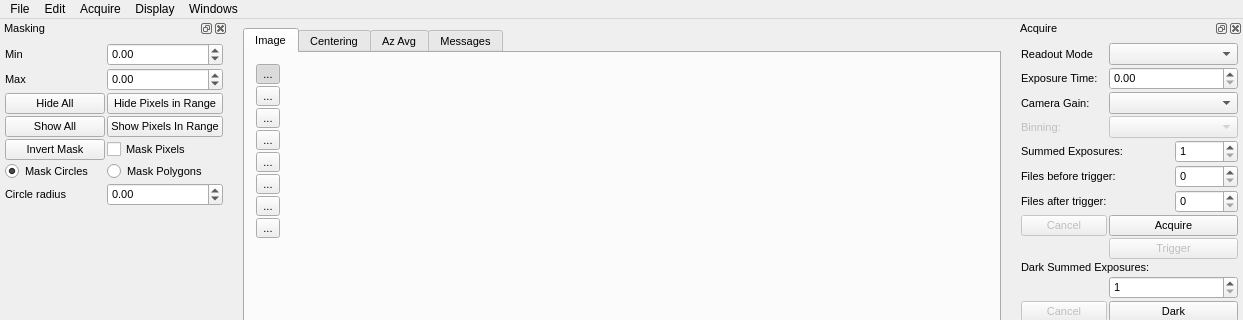
Before: the Qt Designer form qxrdwindow.ui in guyjennings/qxrd, drawn with Qt 5; both pictures show x 0 to 1243 and y 0 to 320 of the 1243 by 843 pixel window.
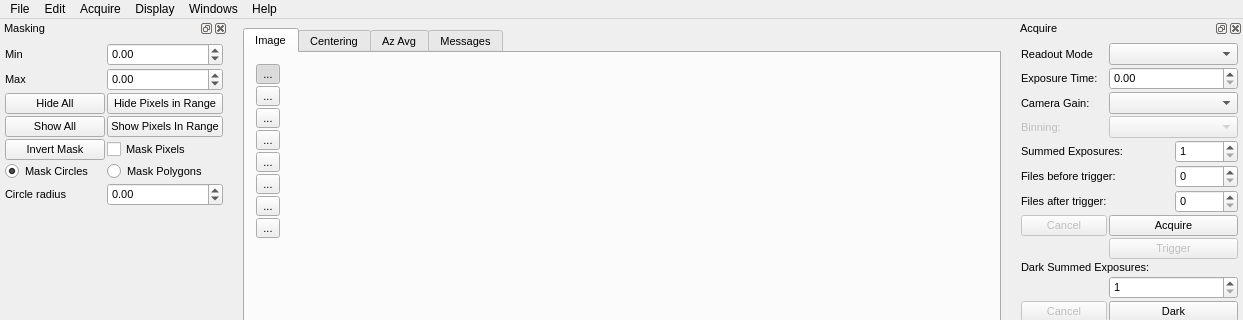
After: the same form once the commit is applied. Icons and pictures are not drawn. Custom widgets are drawn as their Qt base class.

Commit message: Added help menu with an about dialog and a link to the documentation web site

The edit to the form file:
```diff
--- a/qxrdwindow.ui
+++ b/qxrdwindow.ui
@@ -730,11 +730,19 @@
      <string>Windows</string>
     </property>
    </widget>
+   <widget class="QMenu" name="menuHelp">
+    <property name="title">
+     <string>Help</string>
+    </property>
+    <addaction name="m_ActionAboutQXRD"/>
+    <addaction name="m_ActionOpenQXRDWebPage"/>
+   </widget>
    <addaction name="menuFile"/>
    <addaction name="menuEdit"/>
    <addaction name="menuAcquire"/>
    <addaction name="menuDisplay"/>
    <addaction name="m_WindowsMenu"/>
+   <addaction name="menuHelp"/>
   </widget>
   <widget class="QStatusBar" name="statusbar"/>
   <widget class="QDockWidget" name="m_AcquireDockWidget">
```
Left out of the diff: 10 changed lines with no effect on the pictures. The commit also changes 2 other files.
